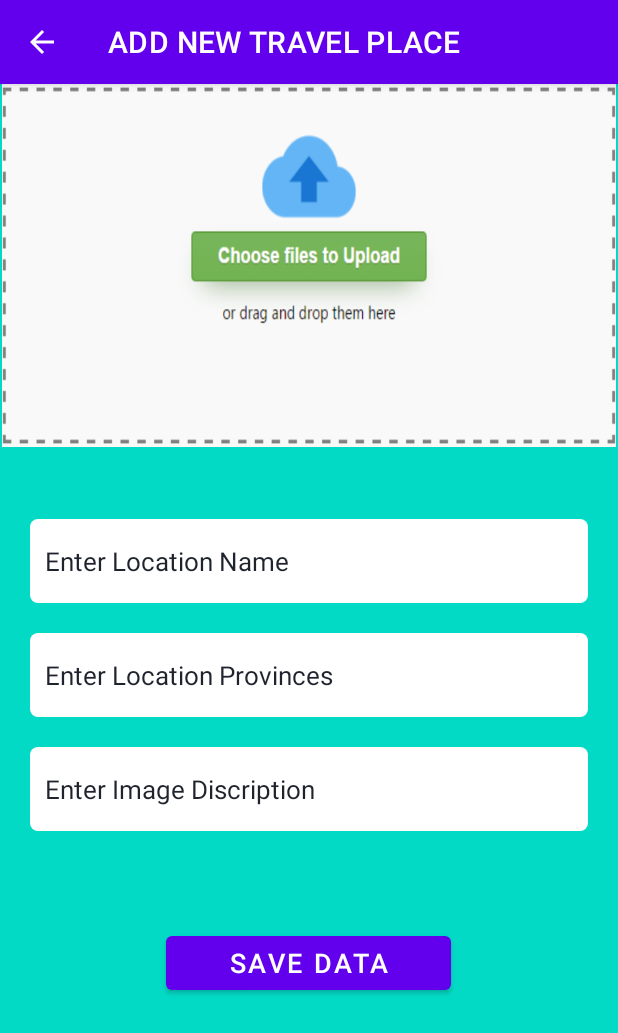
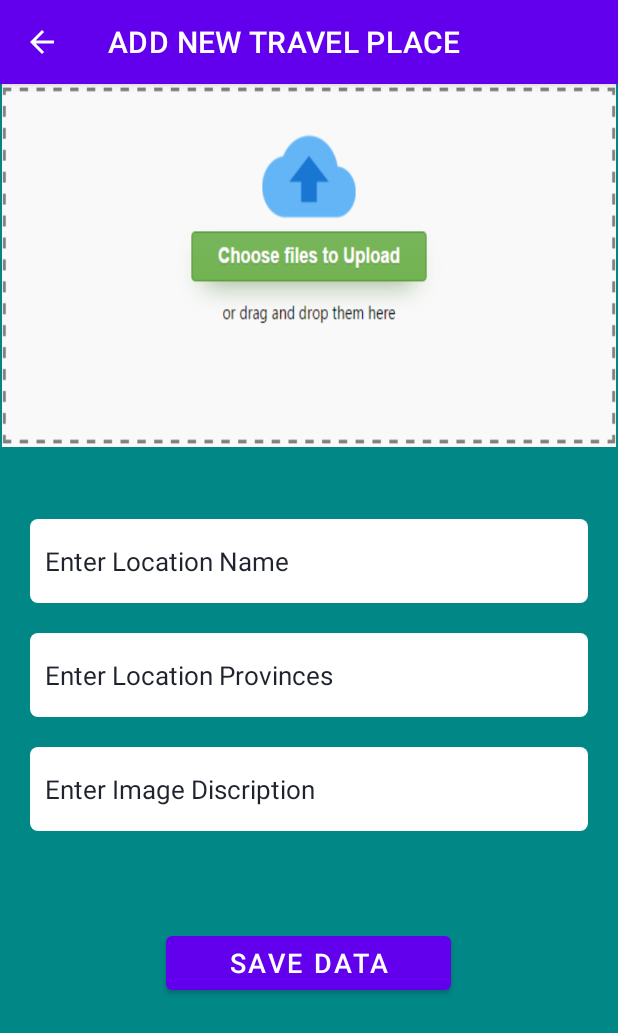
Before and after one commit to pasandi1998/tour_guide, an Android app: the Add_Places screen opened directly, with no data from a screen before it, on a phone screen of 412 x 824 dp. Shown: the top 1033 px of the screen. Run offline under Robolectric (Android 15) with nearby library versions, the phone set to English and light mode, and no system bars; our stand-ins replace Firebase (no records; nobody signed in at launch, a user with empty details on screens opened directly).

Commit message:
change the background colour of Add_Places

```diff
--- a/app/src/main/res/layout/activity_add_places.xml
+++ b/app/src/main/res/layout/activity_add_places.xml
@@ -4,7 +4,7 @@
     xmlns:tools="http://schemas.android.com/tools"
     android:layout_width="match_parent"
     android:layout_height="match_parent"
-    android:background="@color/teal_200"
+    android:background="@color/design_default_color_secondary_variant"
     tools:context=".Pasandi.Add_Places">
 
     <ImageView
@@ -94,5 +94,4 @@
         app:layout_constraintTop_toBottomOf="@+id/image_view" />
 
 
-
 </androidx.constraintlayout.widget.ConstraintLayout>
```
